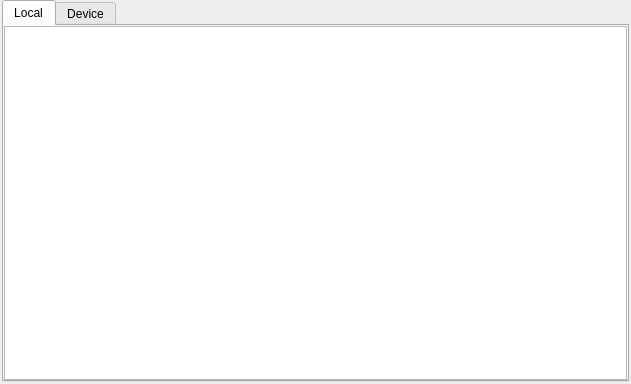
Old version of the form editor/layout/consoledock.ui in the repository Vavius/moai-ide.
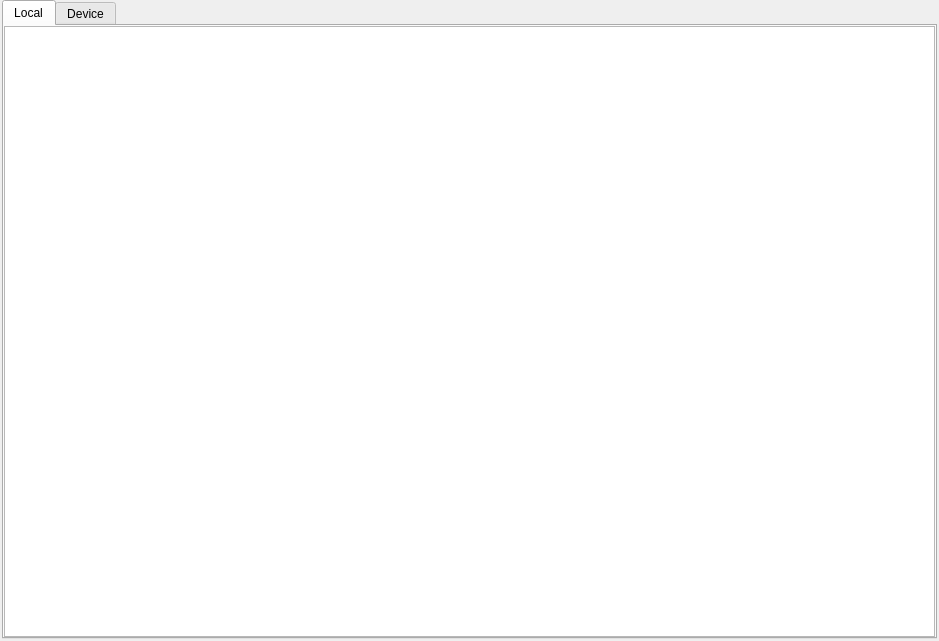
New version of the form. Custom widgets are drawn as their Qt base class.

Commit message: start console widget

Diff of the .ui file:
```diff
--- a/editor/layout/consoledock.ui
+++ b/editor/layout/consoledock.ui
@@ -6,8 +6,8 @@
    <rect>
     <x>0</x>
     <y>0</y>
-    <width>631</width>
-    <height>384</height>
+    <width>939</width>
+    <height>641</height>
    </rect>
   </property>
   <property name="windowTitle">
@@ -41,8 +41,14 @@
          <number>0</number>
         </property>
         <item>
-         <widget class="QTextEdit" name="localConsoleTextBox">
-          <property name="readOnly">
+         <widget class="QConsole" name="localConsoleTextBox">
+          <property name="font">
+           <font>
+            <family>Monaco</family>
+            <pointsize>14</pointsize>
+           </font>
+          </property>
+          <property name="centerOnScroll">
            <bool>true</bool>
           </property>
          </widget>
@@ -67,6 +73,13 @@
    </layout>
   </widget>
  </widget>
+ <customwidgets>
+  <customwidget>
+   <class>QConsole</class>
+   <extends>QPlainTextEdit</extends>
+   <header>widgets/qconsole</header>
+  </customwidget>
+ </customwidgets>
  <resources/>
  <connections/>
 </ui>
```
The commit also changes 11 other files.
